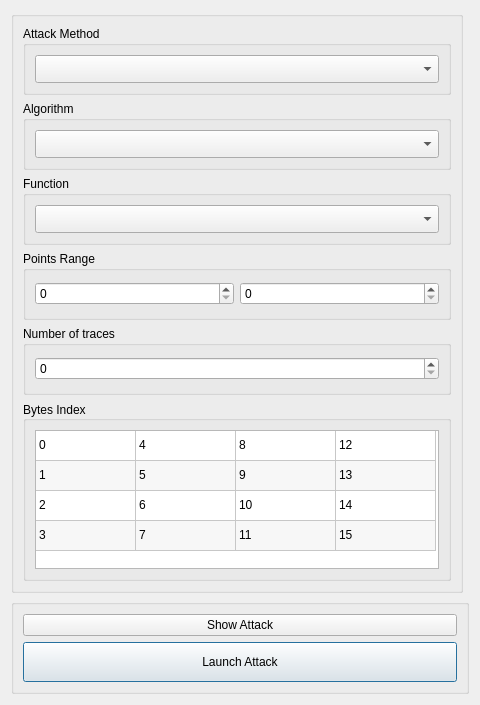
Above: attackwindow.ui from FdLSifu/qscat before the change. Below: the same form after it.
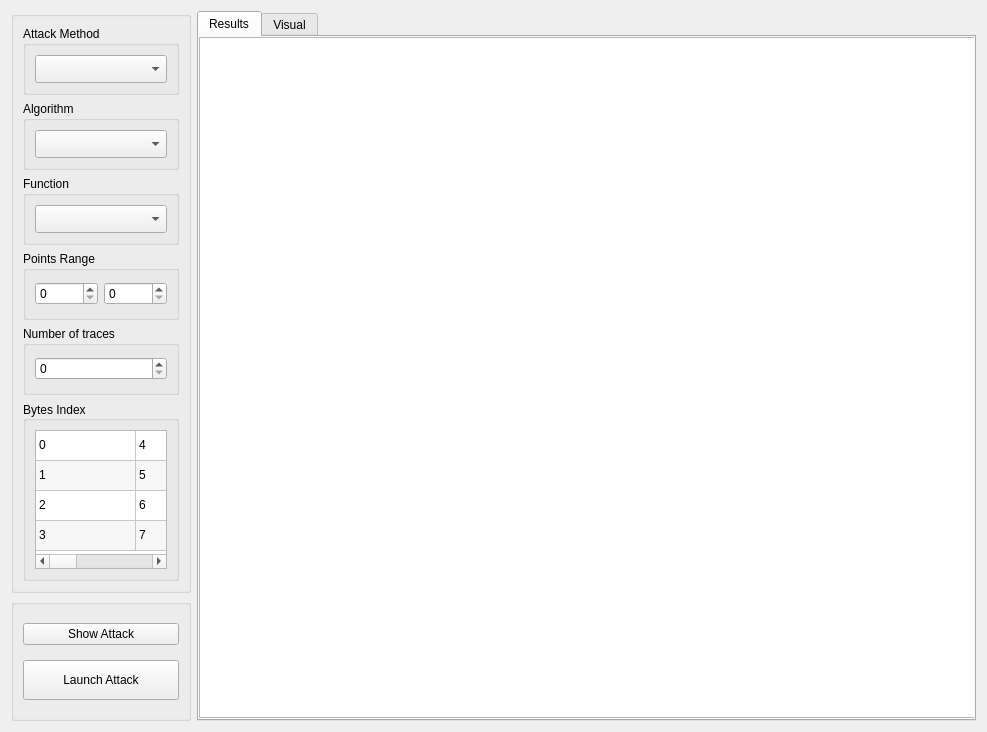
That is the form after the change. Icons and pictures are not drawn. Custom widgets are drawn as their Qt base class.

```diff
--- a/attackwindow.ui
+++ b/attackwindow.ui
@@ -1,27 +1,18 @@
 <?xml version="1.0" encoding="UTF-8"?>
 <ui version="4.0">
  <class>Attackwindow</class>
- <widget class="QDialog" name="Attackwindow">
+ <widget class="QWidget" name="Attackwindow">
+  <property name="enabled">
+   <bool>true</bool>
+  </property>
   <property name="geometry">
    <rect>
     <x>0</x>
     <y>0</y>
-    <width>480</width>
-    <height>703</height>
+    <width>987</width>
+    <height>732</height>
    </rect>
   </property>
-  <property name="sizePolicy">
-   <sizepolicy hsizetype="Preferred" vsizetype="Fixed">
-    <horstretch>0</horstretch>
-    <verstretch>69</verstretch>
-   </sizepolicy>
-  </property>
-  <property name="maximumSize">
-   <size>
-    <width>838</width>
-    <height>16777215</height>
-   </size>
-  </property>
   <property name="acceptDrops">
    <bool>true</bool>
   </property>
@@ -37,6 +28,18 @@
        <verstretch>0</verstretch>
       </sizepolicy>
      </property>
+     <property name="maximumSize">
+      <size>
+       <width>180</width>
+       <height>16777215</height>
+      </size>
+     </property>
+     <property name="baseSize">
+      <size>
+       <width>0</width>
+       <height>0</height>
+      </size>
+     </property>
      <layout class="QGridLayout" name="gridLayout_10">
       <item row="0" column="0">
        <widget class="QGroupBox" name="groupBox_4">
@@ -392,8 +395,14 @@
      </layout>
     </widget>
    </item>
-   <item row="1" column="0" colspan="2">
+   <item row="1" column="0">
     <widget class="QGroupBox" name="groupBox">
+     <property name="sizePolicy">
+      <sizepolicy hsizetype="Preferred" vsizetype="Preferred">
+       <horstretch>0</horstretch>
+       <verstretch>0</verstretch>
+      </sizepolicy>
+     </property>
      <layout class="QGridLayout" name="gridLayout_3">
       <item row="1" column="0">
        <widget class="QPushButton" name="attackButton">
@@ -418,8 +427,59 @@
      </layout>
     </widget>
    </item>
+   <item row="0" column="1" rowspan="2" colspan="2">
+    <layout class="QGridLayout" name="gridresults">
+     <item row="0" column="0">
+      <widget class="QTabWidget" name="tabWidget">
+       <property name="currentIndex">
+        <number>0</number>
+       </property>
+       <widget class="QWidget" name="tabcorrtable">
+        <attribute name="title">
+         <string>Results</string>
+        </attribute>
+        <widget class="QTableView" name="corrtable">
+         <property name="geometry">
+          <rect>
+           <x>0</x>
+           <y>0</y>
+           <width>811</width>
+           <height>681</height>
+          </rect>
+         </property>
+        </widget>
+       </widget>
+       <widget class="QWidget" name="tabcorrview">
+        <attribute name="title">
+         <string>Visual</string>
+        </attribute>
+        <widget class="ChartView" name="corrchart" native="true">
+         <property name="geometry">
+          <rect>
+           <x>-1</x>
+           <y>-1</y>
+           <width>811</width>
+           <height>681</height>
+          </rect>
+         </property>
+        </widget>
+       </widget>
+      </widget>
+     </item>
+    </layout>
+   </item>
   </layout>
  </widget>
- <resources/>
+ <customwidgets>
+  <customwidget>
+   <class>ChartView</class>
+   <extends>QWidget</extends>
+   <header location="global">chartview.h</header>
+   <container>1</container>
+  </customwidget>
+ </customwidgets>
+ <resources>
+  <include location="qscat_resource.qrc"/>
+ </resources>
  <connections/>
 </ui>
```
Left out of the diff: 4 changed lines with no effect on the pictures.
